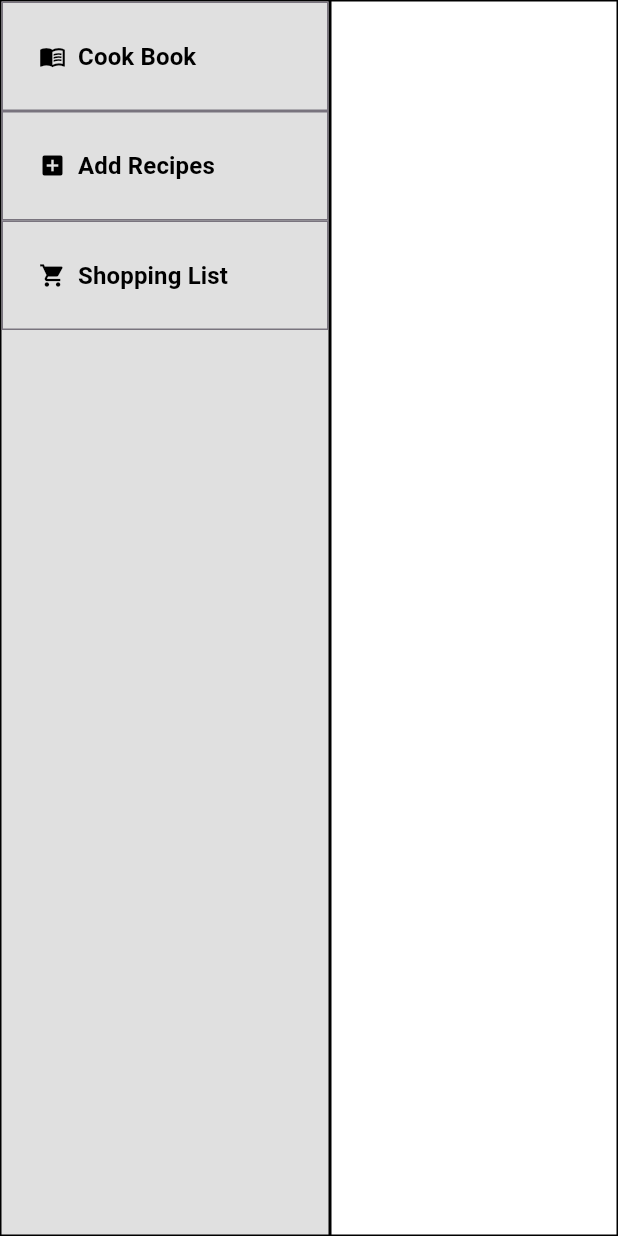
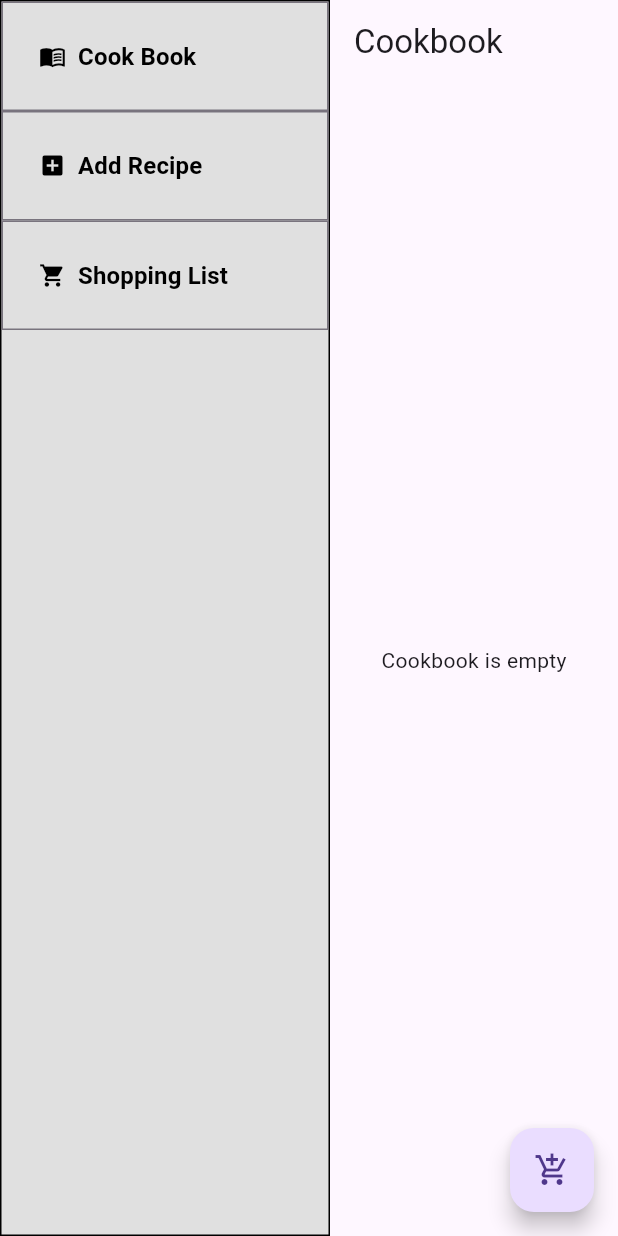
Before and after one commit to NateHerrera/UI-Project-3, a Flutter app: the screen it shows after launch, after a tap on "Cook Book", on a phone screen of 412 x 824 dp. Run offline on Flutter 3.47's test engine with Material 3 defaults, Android fonts, the phone set to English and light mode, and no system bars.

Commit message:
Separate Pages, Add Page Changing, Add Template

```diff
--- a/cookbook/analysis_options.yaml
+++ b/cookbook/analysis_options.yaml
@@ -1 +1,4 @@
 include: package:flutter_lints/flutter.yaml
+analyzer:
+  errors:
+    file_names: ignore
--- /dev/null
+++ b/cookbook/lib/addRecipe.dart
@@ -0,0 +1,27 @@
+import 'package:flutter/material.dart';
+
+class AddRecipePage extends StatefulWidget {
+    const AddRecipePage({super.key});
+
+    @override
+    State<AddRecipePage> createState() => _AddRecipePageState();
+}
+
+class _AddRecipePageState extends State<AddRecipePage> {
+
+    @override
+    Widget build(BuildContext context) {
+        return Scaffold(
+            appBar: AppBar(title: const Text("Add Recipe"),),
+            body: Center(
+                child:
+                    Text('Add Recipe'),
+                ),
+            floatingActionButton: FloatingActionButton(
+                onPressed: () {},
+                tooltip: 'Add Recipe',
+                child: const Icon(Icons.add_shopping_cart),
+            ),
+        );
+    }
+}
--- /dev/null
+++ b/cookbook/lib/cookbook.dart
@@ -0,0 +1,27 @@
+import 'package:flutter/material.dart';
+
+class CookbookPage extends StatefulWidget {
+    const CookbookPage({super.key});
+
+    @override
+    State<CookbookPage> createState() => _CookbookPageState();
+}
+
+class _CookbookPageState extends State<CookbookPage> {
+
+    @override
+    Widget build(BuildContext context) {
+        return Scaffold(
+            appBar: AppBar(title: const Text("Cookbook"),),
+            body: Center(
+                child:
+                    Text('Cookbook is empty'),
+                ),
+            floatingActionButton: FloatingActionButton(
+                onPressed: () {},
+                tooltip: 'Add item',
+                child: const Icon(Icons.add_shopping_cart),
+            ),
+        );
+    }
+}
--- a/cookbook/lib/main.dart
+++ b/cookbook/lib/main.dart
@@ -1,3 +1,6 @@
+import 'package:cookbook/addRecipe.dart';
+import 'package:cookbook/cookbook.dart';
+import 'package:cookbook/shoppingList.dart';
 import 'package:flutter/material.dart';
 
 void main() {
@@ -11,21 +14,65 @@ class MainApp extends StatelessWidget {
     Widget build(BuildContext context) {
         return const MaterialApp(
             debugShowCheckedModeBanner: false,
-      home: CookbookLayout(),
+            title: 'Cookbook',
+            home: CookbookScaffold(),
         );
     }
 }
 
-class CookbookLayout extends StatelessWidget {
-  const CookbookLayout({super.key});
+class CookbookScaffold extends StatefulWidget {
+    const CookbookScaffold({super.key});
+
+    @override
+    State<CookbookScaffold> createState() => _CookbookScaffold();
+}
+
+class PageWidget {
+    final int index;
+    final Widget page;
+    final String navText;
+    final IconData navIcon;
+
+    PageWidget({required this.index, required this.page, required this.navText, required this.navIcon});
+}
+
+class _CookbookScaffold extends State<CookbookScaffold> {
+    int _index = 0;
+
+    List<PageWidget> pages = [
+        PageWidget(index: 0, page: CookbookPage(), navText: "Cook Book", navIcon: Icons.menu_book),
+        PageWidget(index: 1, page: AddRecipePage(), navText: "Add Recipe", navIcon: Icons.add_box),
+        PageWidget(index: 2, page: ShoppingListPage(), navText: "Shopping List", navIcon: Icons.shopping_cart),
+    ];
+
+    void select(int i) {
+        setState(() {
+          _index = i;
+        });
+    }
 
     @override
     Widget build(BuildContext context) {
         return Scaffold(
             body: Row(
                 children: [
-          // left side
-          Container(
+                    // Left Side
+                    sideNavigationBar(),
+                    // Right Side
+                    mainBody(),
+                ],
+            ),
+        );
+    }
+
+    Expanded mainBody() {
+        return Expanded(
+            child: IndexedStack(index: _index, children: pages.map((p) => p.page).toList())
+        );
+    }
+
+  Container sideNavigationBar() {
+    return Container(
           width: 220,
           decoration: BoxDecoration(
             color: Colors.grey[300],
@@ -34,71 +81,29 @@ class CookbookLayout extends StatelessWidget {
           child: Column(
             crossAxisAlignment: CrossAxisAlignment.stretch,
             children: [
-                OutlinedButton.icon(
-                  onPressed: cookBookButton,
+              navigationButton(pages[0]),
+              navigationButton(pages[1]),
+              navigationButton(pages[2]),
+            ]
+          )
+        );
+  }
+
+    OutlinedButton navigationButton(PageWidget page) {
+        return OutlinedButton.icon(
+            onPressed:() {
+                select(page.index);
+            },
             style: OutlinedButton.styleFrom(
                 alignment: Alignment.centerLeft,
                 shape: RoundedRectangleBorder(),
                 padding: const EdgeInsets.all(25),
             ),
-                  icon: const Icon(Icons.menu_book, color: Colors.black),
-                  label: const Text(
-                    'Cook Book',
+            icon: Icon(page.navIcon, color: Colors.black),
+            label: Text(
+                page.navText,
                 style: TextStyle(color: Colors.black, fontWeight: FontWeight.bold, fontSize: 16),
-                  ),
-                ),
-                OutlinedButton.icon(
-                  onPressed: addRecipe,
-                  style: OutlinedButton.styleFrom(
-                    alignment: Alignment.centerLeft,
-                    shape: RoundedRectangleBorder(),
-                    padding: const EdgeInsets.all(25),
-                  ),
-                  icon: const Icon(Icons.add_box, color: Colors.black),
-                  label: const Text(
-                    'Add Recipes',
-                    style: TextStyle(color: Colors.black, fontWeight: FontWeight.bold, fontSize: 16),
-                  ),
-                ),
-                OutlinedButton.icon(
-                  onPressed: shoppingList,
-                  style: OutlinedButton.styleFrom(
-                    alignment: Alignment.centerLeft,
-                    shape: RoundedRectangleBorder(),
-                    padding: const EdgeInsets.all(25),
-                  ),
-                  icon: const Icon(Icons.shopping_cart, color: Colors.black),
-                  label: const Text(
-                    'Shopping List',
-                    style: TextStyle(color: Colors.black, fontWeight: FontWeight.bold, fontSize: 16),
-                  ),
-                ),
-              ]
-            )
-          ),
-          Expanded(
-            // right side
-            child: Container(
-              decoration: BoxDecoration(
-                color: Colors.white,
-                border: Border.all(color: Colors.black, width: 1),
-              ),
-            ),
-          ),
-        ],
             ),
         );
     }
 }
-
-void cookBookButton() {
-  print("Cook Book");
-}
-
-void addRecipe() {
-  print("Add Recipe");
-}
-
-void shoppingList() {
-  print("Shopping List");
-}
--- /dev/null
+++ b/cookbook/lib/shoppingList.dart
@@ -0,0 +1,28 @@
+import 'package:flutter/material.dart';
+
+class ShoppingListPage extends StatefulWidget {
+    const ShoppingListPage({super.key});
+
+    @override
+    State<ShoppingListPage> createState() => _ShoppingListPageState();
+}
+
+class _ShoppingListPageState extends State<ShoppingListPage> {
+    final List<dynamic> _items = [];
+
+    @override
+    Widget build(BuildContext context) {
+        return Scaffold(
+            appBar: AppBar(title: const Text('Shopping Cart')),
+            body: Center(
+                child:
+                    Text('Your cart is empty'),
+                ),
+            floatingActionButton: FloatingActionButton(
+                onPressed: () {},
+                tooltip: 'Add item',
+                child: const Icon(Icons.add_shopping_cart),
+            ),
+        );
+    }
+}
```
Lines whose indentation alone changed are shown as unchanged.
